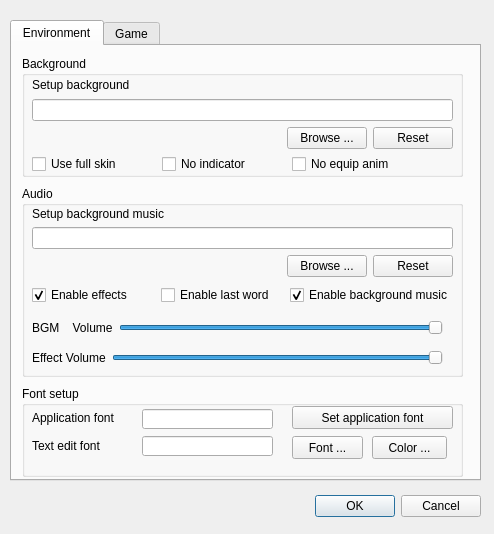
First picture: the form in src/dialog/configdialog.ui, repository BeginnerSlob/TouhouTripleSha, before the edit.
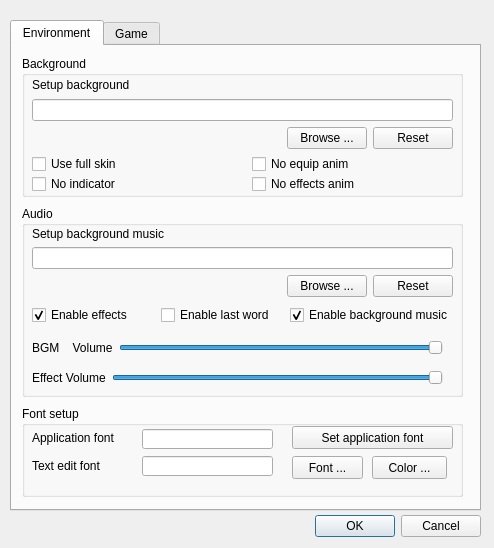
Second picture: the form after the edit.

```diff
--- a/src/dialog/configdialog.ui
+++ b/src/dialog/configdialog.ui
@@ -10,7 +10,7 @@
     <x>0</x>
     <y>0</y>
     <width>494</width>
-    <height>534</height>
+    <height>548</height>
    </rect>
   </property>
   <property name="sizePolicy">
@@ -28,7 +28,7 @@
      <x>10</x>
      <y>20</y>
      <width>471</width>
-     <height>461</height>
+     <height>491</height>
     </rect>
    </property>
    <property name="currentIndex">
@@ -42,7 +42,7 @@
      <property name="geometry">
       <rect>
        <x>10</x>
-       <y>140</y>
+       <y>160</y>
        <width>441</width>
        <height>191</height>
       </rect>
@@ -226,7 +226,7 @@
        <x>10</x>
        <y>10</y>
        <width>441</width>
-       <height>121</height>
+       <height>141</height>
       </rect>
      </property>
      <property name="title">
@@ -299,8 +299,8 @@
      <widget class="QCheckBox" name="noIndicatorCheckBox">
       <property name="geometry">
        <rect>
-        <x>140</x>
-        <y>100</y>
+        <x>10</x>
+        <y>120</y>
         <width>95</width>
         <height>16</height>
        </rect>
@@ -312,7 +312,7 @@
      <widget class="QCheckBox" name="noEquipAnimCheckBox">
       <property name="geometry">
        <rect>
-        <x>270</x>
+        <x>230</x>
         <y>100</y>
         <width>111</width>
         <height>16</height>
@@ -335,12 +335,25 @@
        <string>Use full skin</string>
       </property>
      </widget>
+     <widget class="QCheckBox" name="noEffectsAnimCheckBox">
+      <property name="geometry">
+       <rect>
+        <x>230</x>
+        <y>120</y>
+        <width>161</width>
+        <height>16</height>
+       </rect>
+      </property>
+      <property name="text">
+       <string>No effects anim</string>
+      </property>
+     </widget>
     </widget>
     <widget class="QGroupBox" name="fontSetupGroupBox">
      <property name="geometry">
       <rect>
        <x>10</x>
-       <y>340</y>
+       <y>360</y>
        <width>441</width>
        <height>91</height>
       </rect>
@@ -584,7 +597,7 @@
    <property name="geometry">
     <rect>
      <x>140</x>
-     <y>490</y>
+     <y>510</y>
      <width>341</width>
      <height>32</height>
     </rect>
```
